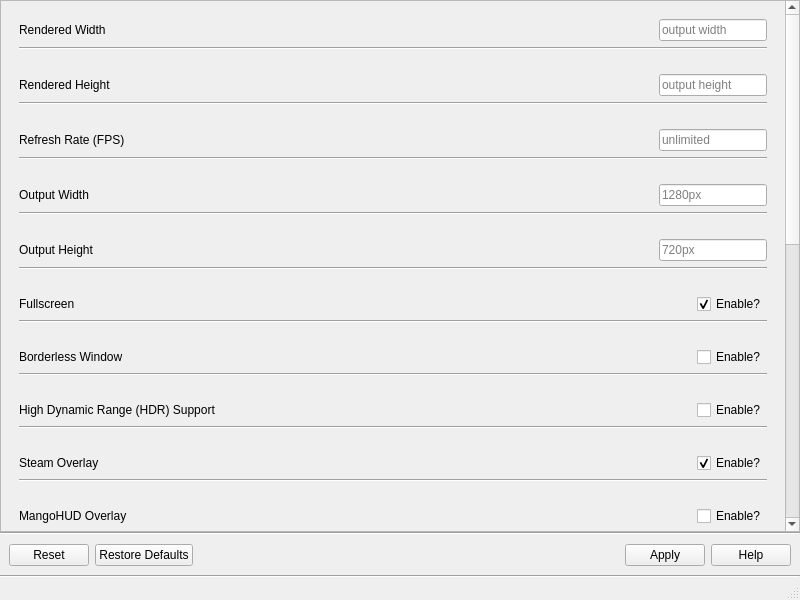
Before: the Qt Designer form src/mainwindow2.ui in rfrench3/scopebuddy-gui, drawn with Qt 5.
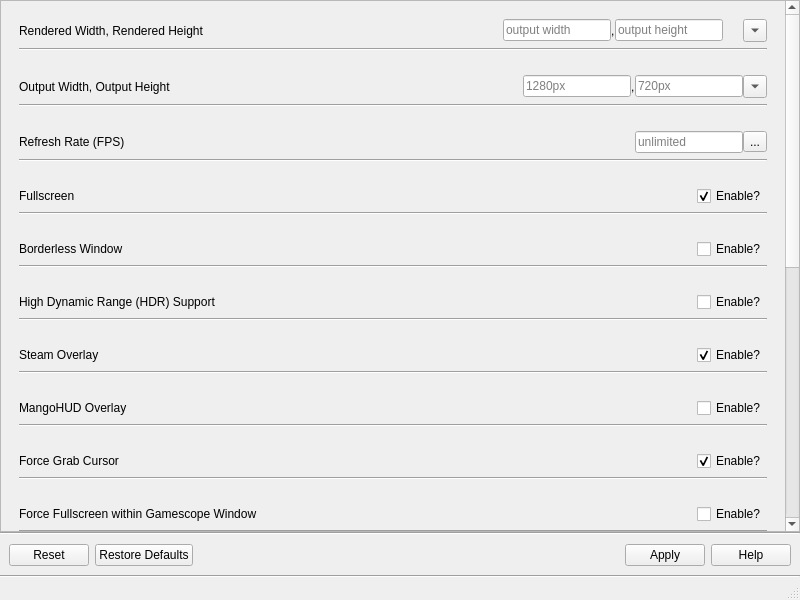
After: the same form once the commit is applied.

Commit message: some more work on mainwindow ui, add lockfile

```diff
--- a/src/mainwindow2.ui
+++ b/src/mainwindow2.ui
@@ -74,7 +74,7 @@
             <x>0</x>
             <y>0</y>
             <width>779</width>
-            <height>1172</height>
+            <height>1055</height>
            </rect>
           </property>
           <layout class="QVBoxLayout" name="verticalLayout_5">
@@ -98,7 +98,7 @@
                   <verstretch>0</verstretch>
                  </sizepolicy>
                 </property>
-                <layout class="QHBoxLayout" name="horizontalLayout_4" stretch="0,0,0">
+                <layout class="QHBoxLayout" name="horizontalLayout_4" stretch="0,0,0,0,0,0,0">
                  <property name="spacing">
                   <number>0</number>
                  </property>
@@ -117,7 +117,7 @@
                  <item>
                   <widget class="QLabel" name="label_2">
                    <property name="text">
-                    <string>Rendered Width</string>
+                    <string>Rendered Width, Rendered Height</string>
                    </property>
                   </widget>
                  </item>
@@ -150,75 +150,13 @@
                    </property>
                   </widget>
                  </item>
-                </layout>
-               </widget>
-              </item>
-              <item>
-               <widget class="Line" name="line_3">
-                <property name="orientation">
-                 <enum>Qt::Orientation::Horizontal</enum>
-                </property>
-               </widget>
-              </item>
-             </layout>
-            </widget>
-           </item>
-           <item>
-            <widget class="QWidget" name="widget2_rH" native="true">
-             <property name="sizePolicy">
-              <sizepolicy hsizetype="Preferred" vsizetype="Maximum">
-               <horstretch>0</horstretch>
-               <verstretch>0</verstretch>
-              </sizepolicy>
-             </property>
-             <property name="toolTip">
-              <string>&lt;html&gt;&lt;head/&gt;&lt;body&gt;&lt;p&gt;Height (measured in pixels) that the game will render at.</string>
-             </property>
-             <layout class="QVBoxLayout" name="verticalLayout_4">
-              <item>
-               <widget class="QWidget" name="widget_11" native="true">
-                <property name="sizePolicy">
-                 <sizepolicy hsizetype="Preferred" vsizetype="Minimum">
-                  <horstretch>0</horstretch>
-                  <verstretch>0</verstretch>
-                 </sizepolicy>
-                </property>
-                <layout class="QHBoxLayout" name="horizontalLayout_5" stretch="0,0,0">
-                 <property name="spacing">
-                  <number>0</number>
-                 </property>
-                 <property name="leftMargin">
-                  <number>0</number>
-                 </property>
-                 <property name="topMargin">
-                  <number>0</number>
-                 </property>
-                 <property name="rightMargin">
-                  <number>0</number>
-                 </property>
-                 <property name="bottomMargin">
-                  <number>0</number>
-                 </property>
                  <item>
-                  <widget class="QLabel" name="label_3">
+                  <widget class="QLabel" name="label_6">
                    <property name="text">
-                    <string>Rendered Height</string>
+                    <string>,</string>
                    </property>
                   </widget>
                  </item>
-                 <item>
-                  <spacer name="horizontalSpacer_4">
-                   <property name="orientation">
-                    <enum>Qt::Orientation::Horizontal</enum>
-                   </property>
-                   <property name="sizeHint" stdset="0">
-                    <size>
-                     <width>0</width>
-                     <height>20</height>
-                    </size>
-                   </property>
-                  </spacer>
-                 </item>
                  <item>
                   <widget class="QLineEdit" name="lineEdit_rHeight">
                    <property name="sizePolicy">
@@ -235,88 +173,29 @@
                    </property>
                   </widget>
                  </item>
-                </layout>
-               </widget>
-              </item>
-              <item>
-               <widget class="Line" name="line_4">
-                <property name="orientation">
-                 <enum>Qt::Orientation::Horizontal</enum>
-                </property>
-               </widget>
-              </item>
-             </layout>
-            </widget>
-           </item>
-           <item>
-            <widget class="QWidget" name="widget3_fps" native="true">
-             <property name="sizePolicy">
-              <sizepolicy hsizetype="Preferred" vsizetype="Maximum">
-               <horstretch>0</horstretch>
-               <verstretch>0</verstretch>
-              </sizepolicy>
-             </property>
-             <property name="toolTip">
-              <string>&lt;html&gt;&lt;head/&gt;&lt;body&gt;&lt;p&gt;Maximum amount of frames per second (FPS) the game will attempt to render.</string>
-             </property>
-             <layout class="QVBoxLayout" name="verticalLayout_2">
-              <item>
-               <widget class="QWidget" name="widget_9" native="true">
-                <property name="sizePolicy">
-                 <sizepolicy hsizetype="Preferred" vsizetype="Minimum">
-                  <horstretch>0</horstretch>
-                  <verstretch>0</verstretch>
-                 </sizepolicy>
-                </property>
-                <layout class="QHBoxLayout" name="horizontalLayout_3" stretch="0,0,0">
-                 <property name="spacing">
-                  <number>0</number>
-                 </property>
-                 <property name="leftMargin">
-                  <number>0</number>
-                 </property>
-                 <property name="topMargin">
-                  <number>0</number>
-                 </property>
-                 <property name="rightMargin">
-                  <number>0</number>
-                 </property>
-                 <property name="bottomMargin">
-                  <number>0</number>
-                 </property>
                  <item>
-                  <widget class="QLabel" name="label">
-                   <property name="text">
-                    <string>Refresh Rate (FPS)</string>
-                   </property>
-                  </widget>
-                 </item>
-                 <item>
-                  <spacer name="horizontalSpacer_2">
+                  <spacer name="horizontalSpacer">
                    <property name="orientation">
                     <enum>Qt::Orientation::Horizontal</enum>
                    </property>
+                   <property name="sizeType">
+                    <enum>QSizePolicy::Policy::Fixed</enum>
+                   </property>
                    <property name="sizeHint" stdset="0">
                     <size>
-                     <width>0</width>
+                     <width>20</width>
                      <height>20</height>
                     </size>
                    </property>
                   </spacer>
                  </item>
                  <item>
-                  <widget class="QLineEdit" name="lineEdit_fps">
-                   <property name="sizePolicy">
-                    <sizepolicy hsizetype="Fixed" vsizetype="Fixed">
-                     <horstretch>0</horstretch>
-                     <verstretch>0</verstretch>
-                    </sizepolicy>
+                  <widget class="QToolButton" name="toolButton_renderedResolution">
+                   <property name="text">
+                    <string>...</string>
                    </property>
-                   <property name="maxLength">
-                    <number>4</number>
-                   </property>
-                   <property name="placeholderText">
-                    <string>unlimited</string>
+                   <property name="arrowType">
+                    <enum>Qt::ArrowType::DownArrow</enum>
                    </property>
                   </widget>
                  </item>
@@ -324,7 +203,7 @@
                </widget>
               </item>
               <item>
-               <widget class="Line" name="line_2">
+               <widget class="Line" name="line_3">
                 <property name="orientation">
                  <enum>Qt::Orientation::Horizontal</enum>
                 </property>
@@ -353,7 +232,7 @@
                   <verstretch>0</verstretch>
                  </sizepolicy>
                 </property>
-                <layout class="QHBoxLayout" name="horizontalLayout_7" stretch="0,0,0">
+                <layout class="QHBoxLayout" name="horizontalLayout_7" stretch="0,0,0,0,0,0">
                  <property name="spacing">
                   <number>0</number>
                  </property>
@@ -372,7 +251,7 @@
                  <item>
                   <widget class="QLabel" name="label_5">
                    <property name="text">
-                    <string>Output Width</string>
+                    <string>Output Width, Output Height</string>
                    </property>
                   </widget>
                  </item>
@@ -405,75 +284,13 @@
                    </property>
                   </widget>
                  </item>
-                </layout>
-               </widget>
-              </item>
-              <item>
-               <widget class="Line" name="line_6">
-                <property name="orientation">
-                 <enum>Qt::Orientation::Horizontal</enum>
-                </property>
-               </widget>
-              </item>
-             </layout>
-            </widget>
-           </item>
-           <item>
-            <widget class="QWidget" name="widget5_oH" native="true">
-             <property name="sizePolicy">
-              <sizepolicy hsizetype="Preferred" vsizetype="Maximum">
-               <horstretch>0</horstretch>
-               <verstretch>0</verstretch>
-              </sizepolicy>
-             </property>
-             <property name="toolTip">
-              <string>&lt;html&gt;&lt;head/&gt;&lt;body&gt;&lt;p&gt;Height (in pixels) of the window you will see. Entering fullscreen, in a way, sets this to your monitor's height in pixels.</string>
-             </property>
-             <layout class="QVBoxLayout" name="verticalLayout_6">
-              <item>
-               <widget class="QWidget" name="widget_13" native="true">
-                <property name="sizePolicy">
-                 <sizepolicy hsizetype="Preferred" vsizetype="Minimum">
-                  <horstretch>0</horstretch>
-                  <verstretch>0</verstretch>
-                 </sizepolicy>
-                </property>
-                <layout class="QHBoxLayout" name="horizontalLayout_6" stretch="0,0,0">
-                 <property name="spacing">
-                  <number>0</number>
-                 </property>
-                 <property name="leftMargin">
-                  <number>0</number>
-                 </property>
-                 <property name="topMargin">
-                  <number>0</number>
-                 </property>
-                 <property name="rightMargin">
-                  <number>0</number>
-                 </property>
-                 <property name="bottomMargin">
-                  <number>0</number>
-                 </property>
                  <item>
-                  <widget class="QLabel" name="label_4">
+                  <widget class="QLabel" name="label_3">
                    <property name="text">
-                    <string>Output Height</string>
+                    <string>,</string>
                    </property>
                   </widget>
                  </item>
-                 <item>
-                  <spacer name="horizontalSpacer_5">
-                   <property name="orientation">
-                    <enum>Qt::Orientation::Horizontal</enum>
-                   </property>
-                   <property name="sizeHint" stdset="0">
-                    <size>
-                     <width>0</width>
-                     <height>20</height>
-                    </size>
-                   </property>
-                  </spacer>
-                 </item>
                  <item>
                   <widget class="QLineEdit" name="lineEdit_oHeight">
                    <property name="sizePolicy">
@@ -490,11 +307,113 @@
                    </property>
                   </widget>
                  </item>
+                 <item>
+                  <widget class="QToolButton" name="toolButton_outputResolution">
+                   <property name="text">
+                    <string>...</string>
+                   </property>
+                   <property name="arrowType">
+                    <enum>Qt::ArrowType::DownArrow</enum>
+                   </property>
+                  </widget>
+                 </item>
                 </layout>
                </widget>
               </item>
               <item>
-               <widget class="Line" name="line_5">
+               <widget class="Line" name="line_6">
+                <property name="orientation">
+                 <enum>Qt::Orientation::Horizontal</enum>
+                </property>
+               </widget>
+              </item>
+             </layout>
+            </widget>
+           </item>
+           <item>
+            <widget class="QWidget" name="widget3_fps" native="true">
+             <property name="sizePolicy">
+              <sizepolicy hsizetype="Preferred" vsizetype="Maximum">
+               <horstretch>0</horstretch>
+               <verstretch>0</verstretch>
+              </sizepolicy>
+             </property>
+             <property name="toolTip">
+              <string>&lt;html&gt;&lt;head/&gt;&lt;body&gt;&lt;p&gt;Maximum amount of frames per second (FPS) the game will attempt to render. Lowering this will save power and can help reduce stutters, but lowering it below your monitor's refresh rate will result in a visibly less smooth experience.&lt;/p&gt;&lt;/body&gt;&lt;/html&gt;</string>
+             </property>
+             <layout class="QVBoxLayout" name="verticalLayout_2">
+              <item>
+               <widget class="QWidget" name="widget_9" native="true">
+                <property name="sizePolicy">
+                 <sizepolicy hsizetype="Preferred" vsizetype="Minimum">
+                  <horstretch>0</horstretch>
+                  <verstretch>0</verstretch>
+                 </sizepolicy>
+                </property>
+                <layout class="QHBoxLayout" name="horizontalLayout_3" stretch="0,0,0,0">
+                 <property name="spacing">
+                  <number>0</number>
+                 </property>
+                 <property name="leftMargin">
+                  <number>0</number>
+                 </property>
+                 <property name="topMargin">
+                  <number>0</number>
+                 </property>
+                 <property name="rightMargin">
+                  <number>0</number>
+                 </property>
+                 <property name="bottomMargin">
+                  <number>0</number>
+                 </property>
+                 <item>
+                  <widget class="QLabel" name="label">
+                   <property name="text">
+                    <string>Refresh Rate (FPS)</string>
+                   </property>
+                  </widget>
+                 </item>
+                 <item>
+                  <spacer name="horizontalSpacer_2">
+                   <property name="orientation">
+                    <enum>Qt::Orientation::Horizontal</enum>
+                   </property>
+                   <property name="sizeHint" stdset="0">
+                    <size>
+                     <width>0</width>
+                     <height>20</height>
+                    </size>
+                   </property>
+                  </spacer>
+                 </item>
+                 <item>
+                  <widget class="QLineEdit" name="lineEdit_fps">
+                   <property name="sizePolicy">
+                    <sizepolicy hsizetype="Fixed" vsizetype="Fixed">
+                     <horstretch>0</horstretch>
+                     <verstretch>0</verstretch>
+                    </sizepolicy>
+                   </property>
+                   <property name="maxLength">
+                    <number>4</number>
+                   </property>
+                   <property name="placeholderText">
+                    <string>unlimited</string>
+                   </property>
+                  </widget>
+                 </item>
+                 <item>
+                  <widget class="QToolButton" name="toolButton">
+                   <property name="text">
+                    <string>...</string>
+                   </property>
+                  </widget>
+                 </item>
+                </layout>
+               </widget>
+              </item>
+              <item>
+               <widget class="Line" name="line_2">
                 <property name="orientation">
                  <enum>Qt::Orientation::Horizontal</enum>
                 </property>
```
Left out of the diff: 4 changed lines with no effect on the pictures. The commit also changes 2 other files.
